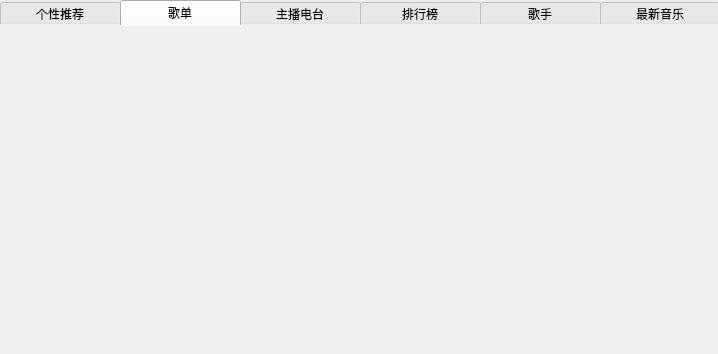
Before: the Qt Designer form Human-Interaction/Music_Play/findmusicwidget.ui in 100yang/Study, drawn with Qt 5.
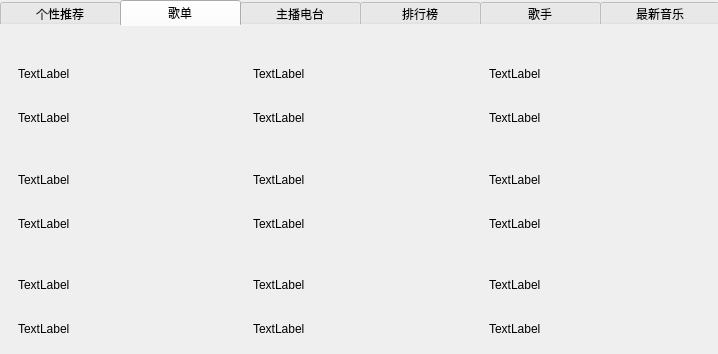
After: the same form once the commit is applied. The open tabs and pages were chosen to show the change. Custom widgets are drawn as their Qt base class.

```diff
--- a/Human-Interaction/Music_Play/findmusicwidget.ui
+++ b/Human-Interaction/Music_Play/findmusicwidget.ui
@@ -94,6 +94,350 @@
       <attribute name="title">
        <string>歌单</string>
       </attribute>
+      <layout class="QGridLayout" name="gridLayout_2">
+       <item row="2" column="0">
+        <widget class="QWidget" name="widget_8" native="true">
+         <layout class="QVBoxLayout" name="verticalLayout_9">
+          <item>
+           <widget class="QLabel" name="label_14">
+            <property name="text">
+             <string>TextLabel</string>
+            </property>
+            <property name="scaledContents">
+             <bool>true</bool>
+            </property>
+           </widget>
+          </item>
+          <item>
+           <widget class="QLabel" name="label_13">
+            <property name="minimumSize">
+             <size>
+              <width>0</width>
+              <height>15</height>
+             </size>
+            </property>
+            <property name="maximumSize">
+             <size>
+              <width>16777215</width>
+              <height>15</height>
+             </size>
+            </property>
+            <property name="text">
+             <string>TextLabel</string>
+            </property>
+            <property name="scaledContents">
+             <bool>true</bool>
+            </property>
+           </widget>
+          </item>
+         </layout>
+        </widget>
+       </item>
+       <item row="2" column="1">
+        <widget class="QWidget" name="widget_9" native="true">
+         <layout class="QVBoxLayout" name="verticalLayout_10">
+          <item>
+           <widget class="QLabel" name="label_16">
+            <property name="text">
+             <string>TextLabel</string>
+            </property>
+            <property name="scaledContents">
+             <bool>true</bool>
+            </property>
+           </widget>
+          </item>
+          <item>
+           <widget class="QLabel" name="label_15">
+            <property name="minimumSize">
+             <size>
+              <width>0</width>
+              <height>15</height>
+             </size>
+            </property>
+            <property name="maximumSize">
+             <size>
+              <width>16777215</width>
+              <height>15</height>
+             </size>
+            </property>
+            <property name="text">
+             <string>TextLabel</string>
+            </property>
+            <property name="scaledContents">
+             <bool>true</bool>
+            </property>
+           </widget>
+          </item>
+         </layout>
+        </widget>
+       </item>
+       <item row="1" column="1">
+        <widget class="QWidget" name="widget_6" native="true">
+         <layout class="QVBoxLayout" name="verticalLayout_7">
+          <item>
+           <widget class="QLabel" name="label_10">
+            <property name="text">
+             <string>TextLabel</string>
+            </property>
+            <property name="scaledContents">
+             <bool>true</bool>
+            </property>
+           </widget>
+          </item>
+          <item>
+           <widget class="QLabel" name="label_9">
+            <property name="minimumSize">
+             <size>
+              <width>0</width>
+              <height>15</height>
+             </size>
+            </property>
+            <property name="maximumSize">
+             <size>
+              <width>16777215</width>
+              <height>15</height>
+             </size>
+            </property>
+            <property name="text">
+             <string>TextLabel</string>
+            </property>
+            <property name="scaledContents">
+             <bool>true</bool>
+            </property>
+           </widget>
+          </item>
+         </layout>
+        </widget>
+       </item>
+       <item row="0" column="2">
+        <widget class="QWidget" name="widget_4" native="true">
+         <layout class="QVBoxLayout" name="verticalLayout_4">
+          <item>
+           <widget class="QLabel" name="label_6">
+            <property name="text">
+             <string>TextLabel</string>
+            </property>
+            <property name="scaledContents">
+             <bool>true</bool>
+            </property>
+           </widget>
+          </item>
+          <item>
+           <widget class="QLabel" name="label_5">
+            <property name="minimumSize">
+             <size>
+              <width>0</width>
+              <height>15</height>
+             </size>
+            </property>
+            <property name="maximumSize">
+             <size>
+              <width>16777215</width>
+              <height>15</height>
+             </size>
+            </property>
+            <property name="text">
+             <string>TextLabel</string>
+            </property>
+            <property name="scaledContents">
+             <bool>true</bool>
+            </property>
+           </widget>
+          </item>
+         </layout>
+        </widget>
+       </item>
+       <item row="1" column="0">
+        <widget class="QWidget" name="widget_5" native="true">
+         <layout class="QVBoxLayout" name="verticalLayout_6">
+          <item>
+           <widget class="QLabel" name="label_12">
+            <property name="text">
+             <string>TextLabel</string>
+            </property>
+            <property name="scaledContents">
+             <bool>true</bool>
+            </property>
+           </widget>
+          </item>
+          <item>
+           <widget class="QLabel" name="label_11">
+            <property name="minimumSize">
+             <size>
+              <width>0</width>
+              <height>15</height>
+             </size>
+            </property>
+            <property name="maximumSize">
+             <size>
+              <width>16777215</width>
+              <height>15</height>
+             </size>
+            </property>
+            <property name="text">
+             <string>TextLabel</string>
+            </property>
+            <property name="scaledContents">
+             <bool>true</bool>
+            </property>
+           </widget>
+          </item>
+         </layout>
+        </widget>
+       </item>
+       <item row="2" column="2">
+        <widget class="QWidget" name="widget_10" native="true">
+         <layout class="QVBoxLayout" name="verticalLayout_5">
+          <item>
+           <widget class="QLabel" name="label_18">
+            <property name="text">
+             <string>TextLabel</string>
+            </property>
+            <property name="scaledContents">
+             <bool>true</bool>
+            </property>
+           </widget>
+          </item>
+          <item>
+           <widget class="QLabel" name="label_17">
+            <property name="minimumSize">
+             <size>
+              <width>0</width>
+              <height>15</height>
+             </size>
+            </property>
+            <property name="maximumSize">
+             <size>
+              <width>16777215</width>
+              <height>15</height>
+             </size>
+            </property>
+            <property name="text">
+             <string>TextLabel</string>
+            </property>
+            <property name="scaledContents">
+             <bool>true</bool>
+            </property>
+           </widget>
+          </item>
+         </layout>
+        </widget>
+       </item>
+       <item row="0" column="1">
+        <widget class="QWidget" name="widget_3" native="true">
+         <layout class="QVBoxLayout" name="verticalLayout_3">
+          <item>
+           <widget class="QLabel" name="label_4">
+            <property name="text">
+             <string>TextLabel</string>
+            </property>
+            <property name="scaledContents">
+             <bool>true</bool>
+            </property>
+           </widget>
+          </item>
+          <item>
+           <widget class="QLabel" name="label_3">
+            <property name="minimumSize">
+             <size>
+              <width>0</width>
+              <height>15</height>
+             </size>
+            </property>
+            <property name="maximumSize">
+             <size>
+              <width>16777215</width>
+              <height>15</height>
+             </size>
+            </property>
+            <property name="text">
+             <string>TextLabel</string>
+            </property>
+            <property name="scaledContents">
+             <bool>true</bool>
+            </property>
+           </widget>
+          </item>
+         </layout>
+        </widget>
+       </item>
+       <item row="1" column="2">
+        <widget class="QWidget" name="widget_7" native="true">
+         <layout class="QVBoxLayout" name="verticalLayout_8">
+          <item>
+           <widget class="QLabel" name="label_8">
+            <property name="text">
+             <string>TextLabel</string>
+            </property>
+            <property name="scaledContents">
+             <bool>true</bool>
+            </property>
+           </widget>
+          </item>
+          <item>
+           <widget class="QLabel" name="label_7">
+            <property name="minimumSize">
+             <size>
+              <width>0</width>
+              <height>15</height>
+             </size>
+            </property>
+            <property name="maximumSize">
+             <size>
+              <width>16777215</width>
+              <height>15</height>
+             </size>
+            </property>
+            <property name="text">
+             <string>TextLabel</string>
+            </property>
+            <property name="scaledContents">
+             <bool>true</bool>
+            </property>
+           </widget>
+          </item>
+         </layout>
+        </widget>
+       </item>
+       <item row="0" column="0">
+        <widget class="QWidget" name="widget_2" native="true">
+         <layout class="QVBoxLayout" name="verticalLayout_2">
+          <item>
+           <widget class="QLabel" name="label">
+            <property name="text">
+             <string>TextLabel</string>
+            </property>
+            <property name="scaledContents">
+             <bool>true</bool>
+            </property>
+           </widget>
+          </item>
+          <item>
+           <widget class="QLabel" name="label_2">
+            <property name="minimumSize">
+             <size>
+              <width>0</width>
+              <height>15</height>
+             </size>
+            </property>
+            <property name="maximumSize">
+             <size>
+              <width>16777215</width>
+              <height>15</height>
+             </size>
+            </property>
+            <property name="text">
+             <string>TextLabel</string>
+            </property>
+            <property name="scaledContents">
+             <bool>true</bool>
+            </property>
+           </widget>
+          </item>
+         </layout>
+        </widget>
+       </item>
+      </layout>
      </widget>
      <widget class="QWidget" name="TVWidget">
       <attribute name="title">
```
Left out of the diff: 21 changed lines with no effect on the pictures.
